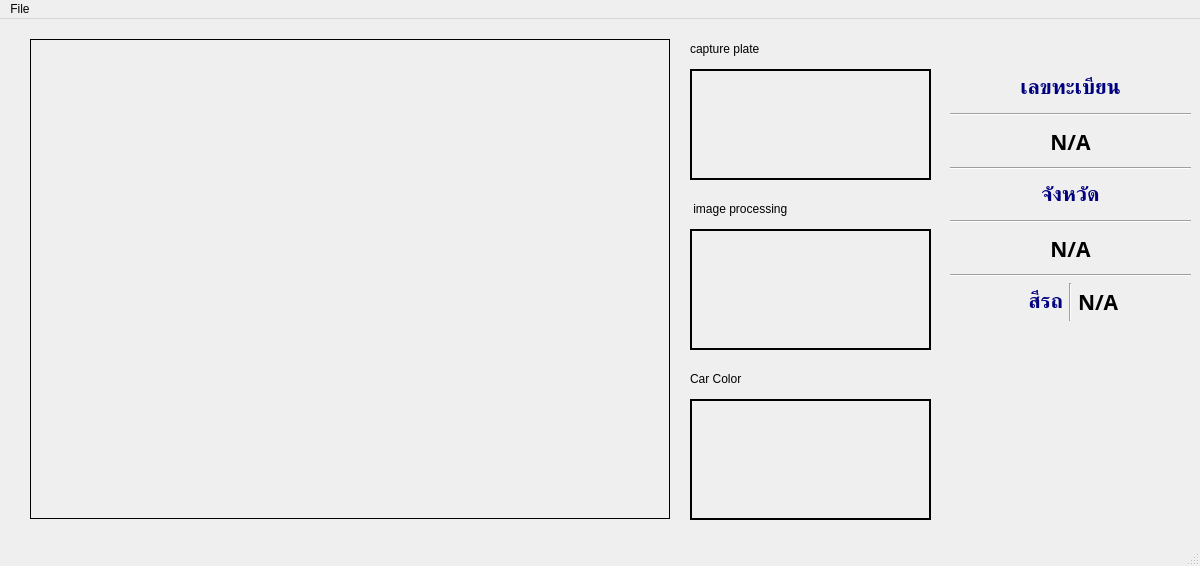
First picture: the form in mainwindow.ui, repository moudtom/ANPR_Ground_Control_Station, before the edit.
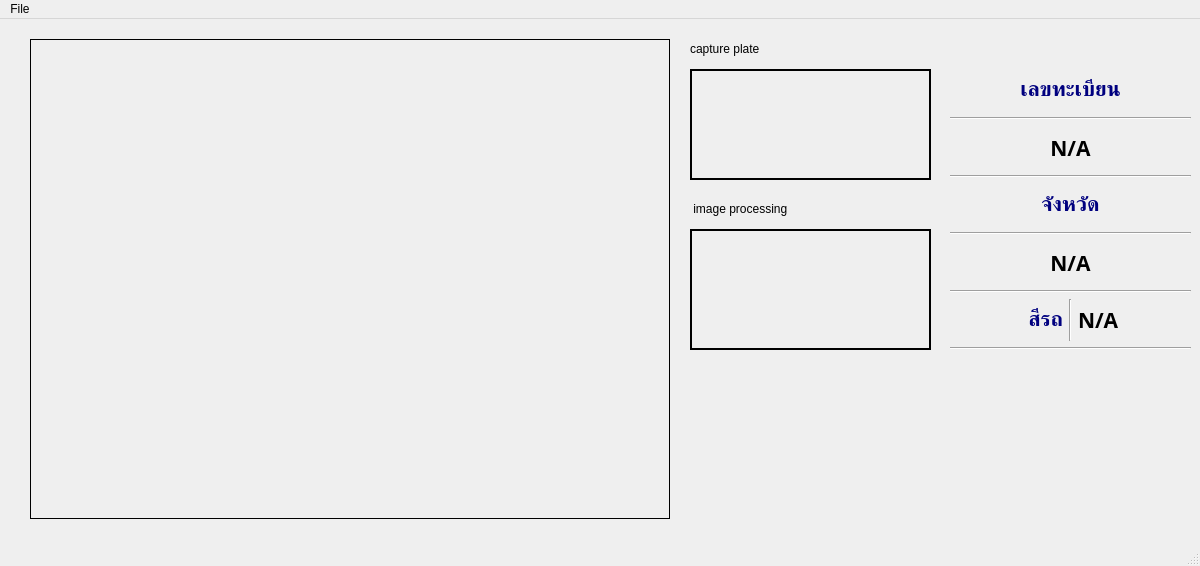
Second picture: the form after the edit.

```diff
--- a/mainwindow.ui
+++ b/mainwindow.ui
@@ -36,7 +36,7 @@
       <x>950</x>
       <y>50</y>
       <width>241</width>
-      <height>252</height>
+      <height>281</height>
      </rect>
     </property>
     <layout class="QVBoxLayout" name="verticalLayout">
@@ -187,6 +187,13 @@
        </item>
       </layout>
      </item>
+     <item>
+      <widget class="Line" name="line_6">
+       <property name="orientation">
+        <enum>Qt::Horizontal</enum>
+       </property>
+      </widget>
+     </item>
     </layout>
    </widget>
    <widget class="QLabel" name="ShowImage_Plate">
@@ -236,19 +243,6 @@
      <set>Qt::AlignCenter</set>
     </property>
    </widget>
-   <widget class="QLabel" name="label_3">
-    <property name="geometry">
-     <rect>
-      <x>690</x>
-      <y>350</y>
-      <width>241</width>
-      <height>20</height>
-     </rect>
-    </property>
-    <property name="text">
-     <string>Car Color </string>
-    </property>
-   </widget>
    <widget class="QLabel" name="label_5">
     <property name="geometry">
      <rect>
@@ -262,28 +256,6 @@
      <string>capture plate</string>
     </property>
    </widget>
-   <widget class="QLabel" name="ShowImage_Color">
-    <property name="geometry">
-     <rect>
-      <x>690</x>
-      <y>380</y>
-      <width>241</width>
-      <height>121</height>
-     </rect>
-    </property>
-    <property name="frameShape">
-     <enum>QFrame::Box</enum>
-    </property>
-    <property name="lineWidth">
-     <number>2</number>
-    </property>
-    <property name="text">
-     <string/>
-    </property>
-    <property name="alignment">
-     <set>Qt::AlignCenter</set>
-    </property>
-   </widget>
    <widget class="QLabel" name="label_6">
     <property name="geometry">
      <rect>
```
